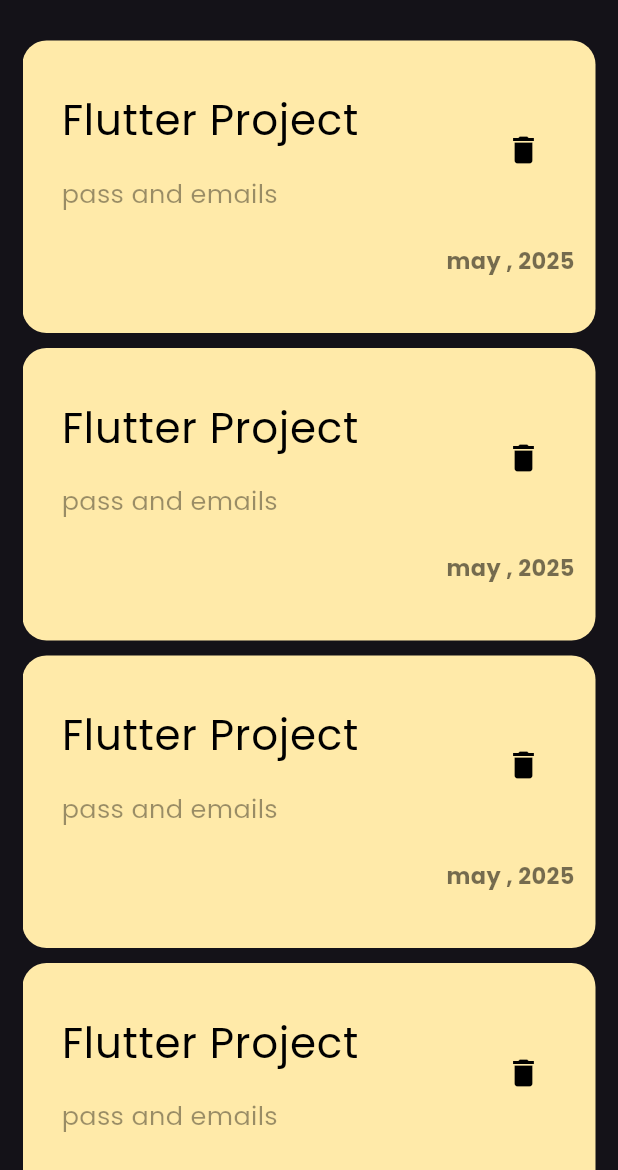
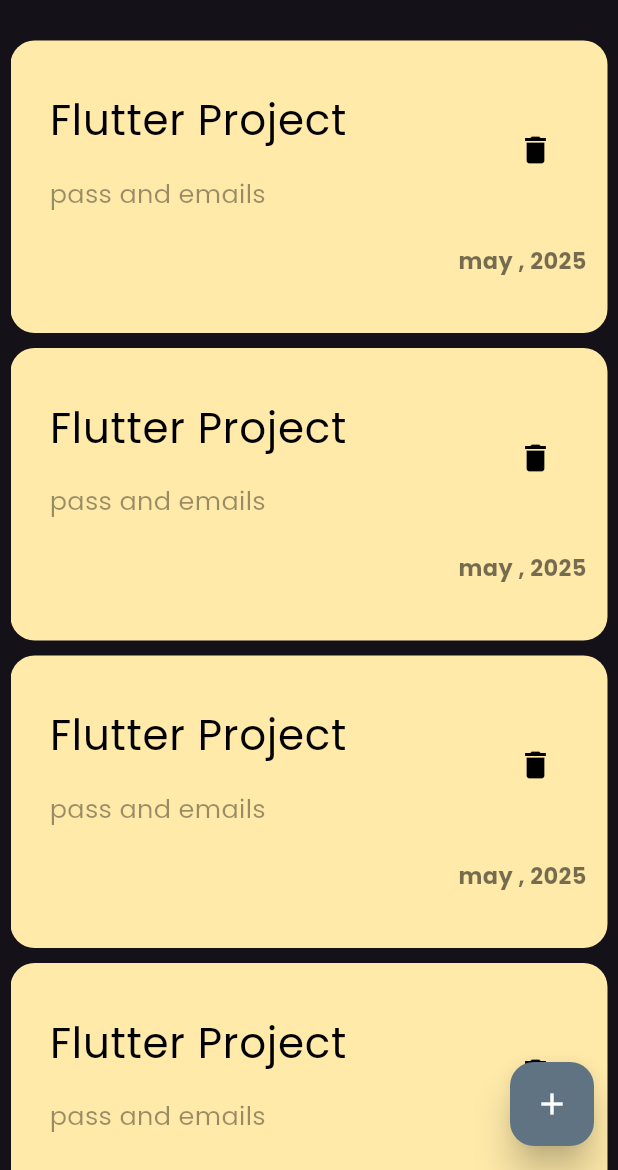
Before and after one commit to ZiadElsewedy/NotesApp, a Flutter app: the screen it shows after launch, on a phone screen of 412 x 824 dp, the part 66-1236 px from its top. Run offline on Flutter 3.47's test engine with Material 3 defaults, Android fonts, the phone set to English and light mode, and no system bars.

Commit message:
add floatingActionButton

```diff
--- a/lib/Screens/HomeScreen.dart
+++ b/lib/Screens/HomeScreen.dart
@@ -8,14 +8,16 @@ class NotesView extends StatelessWidget {
   @override
   Widget build(BuildContext context) {
     return Scaffold(
+      floatingActionButton: FloatingActionButton(onPressed: (){} , child: Icon(Icons.add , color: Colors.white,), elevation: 10 , backgroundColor: Color.fromARGB(255, 95, 115, 130),),
       appBar: AppBar(
         title: CustomAppbar()
       ),
       body: Padding(
-        padding: const EdgeInsets.only(right: 15 , left: 15 , top: 10 ),
+        padding: const EdgeInsets.only(right: 7 , left: 7 , top: 10 ),
         child: SizedBox(
           child: NotesListView()
           ),
+
       ),
     );
   }
```
